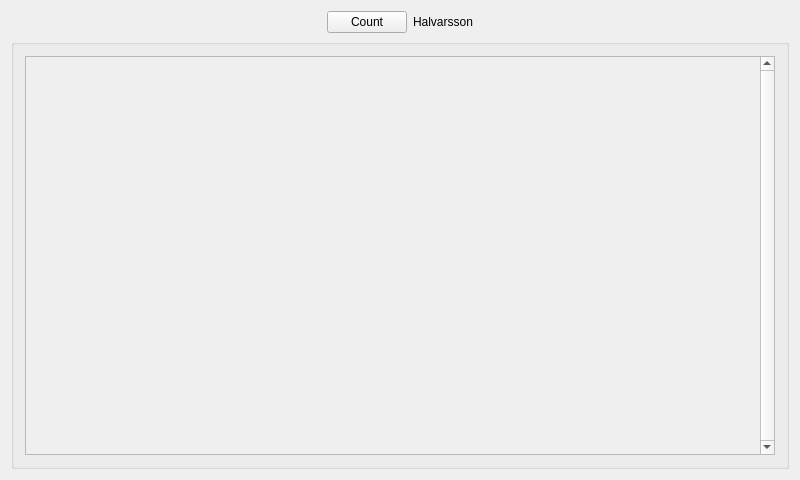
Old version of the form halvarsson_client.ui in the repository Morindhal/Halvarsson_Client.
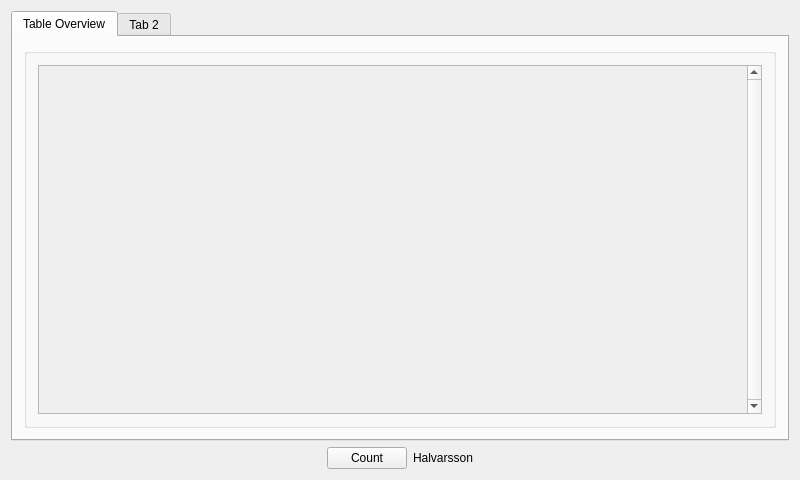
New version of the form.

What changed in the file:
```diff
--- a/halvarsson_client.ui
+++ b/halvarsson_client.ui
@@ -37,49 +37,12 @@
      <enum>QLayout::SetMinAndMaxSize</enum>
     </property>
     <item>
-     <layout class="QGridLayout" name="gridLayout">
-      <item row="0" column="3">
-       <spacer name="horizontalSpacer_3">
-        <property name="orientation">
-         <enum>Qt::Horizontal</enum>
-        </property>
-        <property name="sizeHint" stdset="0">
-         <size>
-          <width>40</width>
-          <height>20</height>
-         </size>
-        </property>
-       </spacer>
-      </item>
-      <item row="0" column="0">
-       <spacer name="horizontalSpacer_2">
-        <property name="orientation">
-         <enum>Qt::Horizontal</enum>
-        </property>
-        <property name="sizeHint" stdset="0">
-         <size>
-          <width>40</width>
-          <height>20</height>
-         </size>
-        </property>
-       </spacer>
-      </item>
-      <item row="0" column="2">
-       <widget class="QLabel" name="label">
-        <property name="text">
-         <string>Halvarsson</string>
-        </property>
-       </widget>
-      </item>
-      <item row="0" column="1">
-       <widget class="QPushButton" name="count">
-        <property name="text">
-         <string>Count</string>
-        </property>
-       </widget>
-      </item>
-     </layout>
-    </item>
+     <widget class="QTabWidget" name="tabWidget">
+      <widget class="QWidget" name="tab">
+       <attribute name="title">
+        <string>Table Overview</string>
+       </attribute>
+       <layout class="QVBoxLayout" name="verticalLayout_3">
     <item>
      <widget class="QGroupBox" name="Thisname">
       <layout class="QVBoxLayout" name="view">
@@ -114,8 +77,8 @@
            <rect>
             <x>0</x>
             <y>0</y>
-            <width>743</width>
-            <height>409</height>
+                <width>720</width>
+                <height>334</height>
            </rect>
           </property>
           <property name="layoutDirection">
@@ -141,6 +104,59 @@
        </item>
       </layout>
      </widget>
+        </item>
+       </layout>
+      </widget>
+      <widget class="QWidget" name="tab_2">
+       <attribute name="title">
+        <string>Tab 2</string>
+       </attribute>
+      </widget>
+     </widget>
+    </item>
+    <item>
+     <layout class="QGridLayout" name="gridLayout">
+      <item row="0" column="3">
+       <spacer name="horizontalSpacer_3">
+        <property name="orientation">
+         <enum>Qt::Horizontal</enum>
+        </property>
+        <property name="sizeHint" stdset="0">
+         <size>
+          <width>40</width>
+          <height>20</height>
+         </size>
+        </property>
+       </spacer>
+      </item>
+      <item row="0" column="0">
+       <spacer name="horizontalSpacer_2">
+        <property name="orientation">
+         <enum>Qt::Horizontal</enum>
+        </property>
+        <property name="sizeHint" stdset="0">
+         <size>
+          <width>40</width>
+          <height>20</height>
+         </size>
+        </property>
+       </spacer>
+      </item>
+      <item row="0" column="2">
+       <widget class="QLabel" name="label">
+        <property name="text">
+         <string>Halvarsson</string>
+        </property>
+       </widget>
+      </item>
+      <item row="0" column="1">
+       <widget class="QPushButton" name="count">
+        <property name="text">
+         <string>Count</string>
+        </property>
+       </widget>
+      </item>
+     </layout>
     </item>
    </layout>
   </widget>
```
Lines whose indentation alone changed are shown as unchanged.
